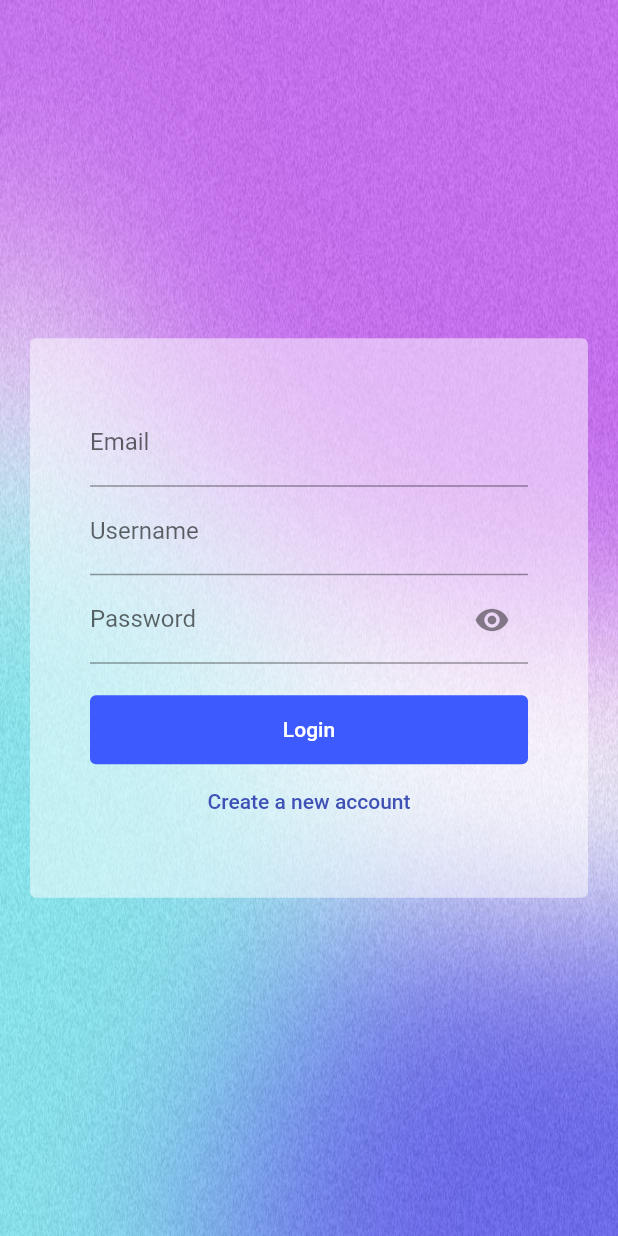
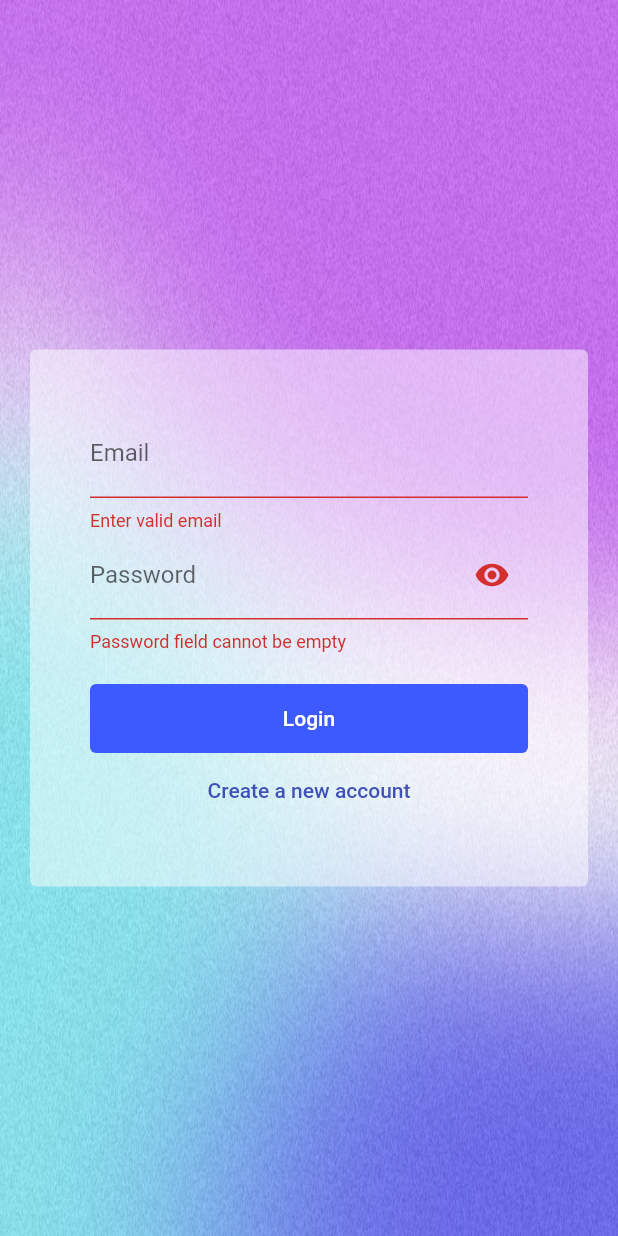
Before and after one commit to s4nk37/chirp, a Flutter app: the screen it shows after launch, after a tap on "Login", on a phone screen of 412 x 824 dp. Run offline on Flutter 3.47's test engine with Material 2 defaults, Android fonts, the light colour scheme and no system bars; our stand-ins replace cloud_firestore, firebase_core; accounts and stored records are empty; generated files the repository leaves out were written again.

Commit message:
Added Validation

```diff
--- a/lib/screens/auth_screen.dart
+++ b/lib/screens/auth_screen.dart
@@ -1,11 +1,67 @@
+import 'dart:ui';
+
 import '../widgets/auth_form.dart';
 import 'package:flutter/material.dart';
 
-class AuthScreen extends StatelessWidget {
+class AuthScreen extends StatefulWidget {
   const AuthScreen({Key? key}) : super(key: key);
 
   @override
+  State<AuthScreen> createState() => _AuthScreenState();
+}
+
+class _AuthScreenState extends State<AuthScreen> {
+  void _submitAuthForm(
+      String email, String password, String username, bool isLogin) {}
+
+  @override
   Widget build(BuildContext context) {
-    return AuthForm();
+    return Container(
+      color: Colors.white,
+      child: Stack(
+        children: [
+          const Positioned(
+            bottom: 400,
+            child: CircleAvatar(
+              backgroundColor: Color(0xffC96CF6),
+              radius: 400,
+            ),
+          ),
+          const Positioned(
+            top: 600,
+            left: 100,
+            child: CircleAvatar(
+              backgroundColor: Color(0xff6966F1),
+              radius: 200,
+            ),
+          ),
+          const Positioned(
+            top: 300,
+            right: 200,
+            child: CircleAvatar(
+              backgroundColor: Color(0xff88EAF3),
+              radius: 300,
+            ),
+          ),
+          BackdropFilter(
+            filter: ImageFilter.blur(sigmaY: 70, sigmaX: 70),
+            child: Opacity(
+              opacity: 0.1,
+              child: Image.asset(
+                'assets/images/noise.png',
+                height: double.infinity,
+                width: double.infinity,
+                fit: BoxFit.fill,
+              ),
+            ),
+          ),
+          Scaffold(
+            backgroundColor: Colors.transparent,
+            body: AuthForm(submitFn: _submitAuthForm),
+          )
+        ],
+      ),
+    );
+    ;
   }
 }
--- a/lib/widgets/auth_form.dart
+++ b/lib/widgets/auth_form.dart
@@ -1,9 +1,10 @@
-import 'dart:ui';
-
 import 'package:flutter/material.dart';
 
 class AuthForm extends StatefulWidget {
-  const AuthForm({Key? key}) : super(key: key);
+  final void Function(
+      String email, String password, String username, bool isLogin) submitFn;
+
+  const AuthForm({Key? key, required this.submitFn}) : super(key: key);
 
   @override
   State<AuthForm> createState() => _AuthFormState();
@@ -11,63 +12,51 @@ class AuthForm extends StatefulWidget {
 
 class _AuthFormState extends State<AuthForm> {
   bool _toggleVisibility = true;
-  bool _toggleButton = true;
+  bool _isLogin = true;
+  final _formKey = GlobalKey<FormState>();
+  String _userEmail = '';
+  String _userName = '';
+  String _userPassword = '';
 
-  String? validateEmail(String value) {
+  _validateEmail(String value) {
     String pattern =
         r'^(([^<>()[\]\\.,;:\s@\"]+(\.[^<>()[\]\\.,;:\s@\"]+)*)|(\".+\"))@((\[[0-9]{1,3}\.[0-9]{1,3}\.[0-9]{1,3}\.[0-9]{1,3}\])|(([a-zA-Z\-0-9]+\.)+[a-zA-Z]{2,}))$';
     RegExp regex = RegExp(pattern);
     if (!regex.hasMatch(value)) {
-      return 'Enter Valid Email';
+      return 'Enter valid email';
     } else {
       return null;
     }
   }
 
+  _validatePassword(String value) {
+    if (value.isEmpty) {
+      return 'Password field cannot be empty';
+    }
+    // Use any password length of your choice here
+    if (value.length < 7) {
+      return 'Password length must be greater than 7';
+    }
+  }
+
+  _validateUserName(String value) {
+    if (value.isEmpty) {
+      return 'Username cannot be empty';
+    }
+  }
+
+  void _trySubmit() {
+    var isValid = _formKey.currentState!.validate();
+    FocusScope.of(context).unfocus();
+    if (isValid) {
+      _formKey.currentState!.save();
+      widget.submitFn(_userEmail, _userPassword, _userName, _isLogin);
+    }
+  }
+
   @override
   Widget build(BuildContext context) {
-    return Container(
-      color: Colors.white,
-      child: Stack(
-        children: [
-          const Positioned(
-            bottom: 400,
-            child: CircleAvatar(
-              backgroundColor: Color(0xffC96CF6),
-              radius: 400,
-            ),
-          ),
-          const Positioned(
-            top: 600,
-            left: 100,
-            child: CircleAvatar(
-              backgroundColor: Color(0xff6966F1),
-              radius: 200,
-            ),
-          ),
-          const Positioned(
-            top: 300,
-            right: 200,
-            child: CircleAvatar(
-              backgroundColor: Color(0xff88EAF3),
-              radius: 300,
-            ),
-          ),
-          BackdropFilter(
-            filter: ImageFilter.blur(sigmaY: 70, sigmaX: 70),
-            child: Opacity(
-              opacity: 0.1,
-              child: Image.asset(
-                'assets/images/noise.png',
-                height: double.infinity,
-                width: double.infinity,
-                fit: BoxFit.fill,
-              ),
-            ),
-          ),
-          Scaffold(
-            backgroundColor: Colors.transparent,
-            body: Center(
+    return Center(
       child: Card(
         borderOnForeground: false,
         elevation: 0.0,
@@ -77,28 +66,34 @@ class _AuthFormState extends State<AuthForm> {
         margin: const EdgeInsets.all(20),
         child: SingleChildScrollView(
           child: Padding(
-                    padding: const EdgeInsets.symmetric(
-                        vertical: 40, horizontal: 40),
+            padding: const EdgeInsets.symmetric(vertical: 40, horizontal: 40),
             child: Form(
+                key: _formKey,
                 child: Column(
                   mainAxisSize: MainAxisSize.min,
                   crossAxisAlignment: CrossAxisAlignment.stretch,
                   children: [
                     TextFormField(
+                      key: const ValueKey('email'),
                       keyboardType: TextInputType.emailAddress,
                       decoration: const InputDecoration(labelText: 'Email'),
-                          validator: (val) {
-                            validateEmail(val!);
-                          },
+                      validator: (val) => _validateEmail(val!),
+                      onSaved: (val) => _userEmail = val!,
                     ),
+                    if (!_isLogin)
                       TextFormField(
+                        key: const ValueKey('username'),
                         keyboardType: TextInputType.text,
                         decoration:
                             const InputDecoration(labelText: 'Username'),
+                        validator: (val) => _validateUserName(val!),
+                        onSaved: (val) => _userName = val!,
                       ),
                     TextFormField(
+                      key: const ValueKey('password'),
                       keyboardType: TextInputType.visiblePassword,
                       obscureText: _toggleVisibility,
+                      validator: (val) => _validatePassword(val!),
                       decoration: InputDecoration(
                         labelText: 'Password',
                         suffixIcon: IconButton(
@@ -110,27 +105,29 @@ class _AuthFormState extends State<AuthForm> {
                               _toggleVisibility = !_toggleVisibility;
                             });
                           },
-                              )),
+                        ),
+                      ),
+                      onSaved: (val) => _userPassword = val!,
                     ),
                     const SizedBox(
                       height: 20,
                     ),
                     ElevatedButton(
-                          onPressed: () {},
+                      onPressed: _trySubmit,
                       style: ElevatedButton.styleFrom(
                         backgroundColor: Colors.indigoAccent.shade400,
                         elevation: 0.0,
                         padding: const EdgeInsets.symmetric(vertical: 15),
                       ),
-                          child: Text(_toggleButton ? "Login" : "Signup"),
+                      child: Text(_isLogin ? "Login" : "Signup"),
                     ),
                     TextButton(
                       onPressed: () {
                         setState(() {
-                              _toggleButton = !_toggleButton;
+                          _isLogin = !_isLogin;
                         });
                       },
-                          child: Text(_toggleButton
+                      child: Text(_isLogin
                           ? "Create a new account"
                           : "Already have an account?"),
                     ),
@@ -139,10 +136,6 @@ class _AuthFormState extends State<AuthForm> {
           ),
         ),
       ),
-            ),
-          )
-        ],
-      ),
     );
   }
 }
--- a/pubspec.yaml
+++ b/pubspec.yaml
@@ -63,7 +63,7 @@ flutter:
   # To add assets to your application, add an assets section, like this:
   assets:
     - assets/images/noise.png
-    - assets/images/texture.jpg
+#    - assets/images/texture.jpg
   #   - images/a_dot_ham.jpeg
 
   # An image asset can refer to one or more resolution-specific "variants", see
```
Also changed, not shown: assets/images/texture.jpg (deleted). Lines whose indentation alone changed are shown as unchanged.
